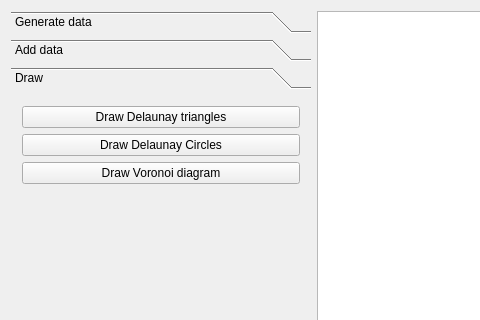
olavph/Classifier, file mainwindow.ui: the form before one commit; both pictures show x 0 to 480 and y 0 to 320 of the 850 by 600 pixel window.
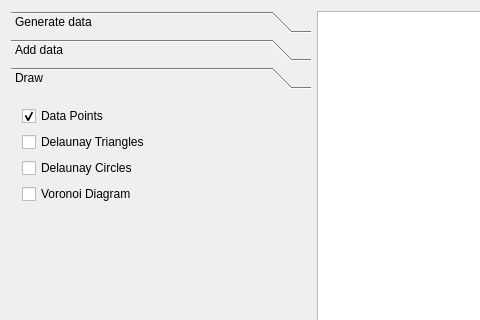
The form after the commit. The open tabs and pages were chosen to show the change.

Commit message: Checkboxes to select what should be drawn Voronoi diagram have partial lines between border regions Needs refactoring (mostly in Triple)

Patch:
```diff
--- a/mainwindow.ui
+++ b/mainwindow.ui
@@ -665,28 +665,46 @@
        </layout>
       </widget>
       <widget class="QWidget" name="page_3">
+       <property name="geometry">
+        <rect>
+         <x>0</x>
+         <y>0</y>
+         <width>300</width>
+         <height>480</height>
+        </rect>
+       </property>
        <attribute name="label">
         <string>Draw</string>
        </attribute>
        <layout class="QVBoxLayout" name="verticalLayout_4">
         <item>
-         <widget class="QPushButton" name="DrawDelaunayTrianglesButton">
+         <widget class="QCheckBox" name="DrawDataPointsCheckBox">
           <property name="text">
-           <string>Draw Delaunay triangles</string>
+           <string>Data Points</string>
           </property>
+          <property name="checked">
+           <bool>true</bool>
+          </property>
          </widget>
         </item>
         <item>
-         <widget class="QPushButton" name="DrawDelaunayCirclesButton">
+         <widget class="QCheckBox" name="DrawDelaunayTrianglesCheckBox">
           <property name="text">
-           <string>Draw Delaunay Circles</string>
+           <string>Delaunay Triangles</string>
           </property>
          </widget>
         </item>
         <item>
-         <widget class="QPushButton" name="DrawVoronoiButton">
+         <widget class="QCheckBox" name="DrawDelaunayCirclesCheckBox">
           <property name="text">
-           <string>Draw Voronoi diagram</string>
+           <string>Delaunay Circles</string>
+          </property>
+         </widget>
+        </item>
+        <item>
+         <widget class="QCheckBox" name="DrawVoronoiCheckBox">
+          <property name="text">
+           <string>Voronoi Diagram</string>
           </property>
          </widget>
         </item>
```
Left out of the diff: 85 changed lines with no effect on the pictures. The commit also changes 6 other files.
